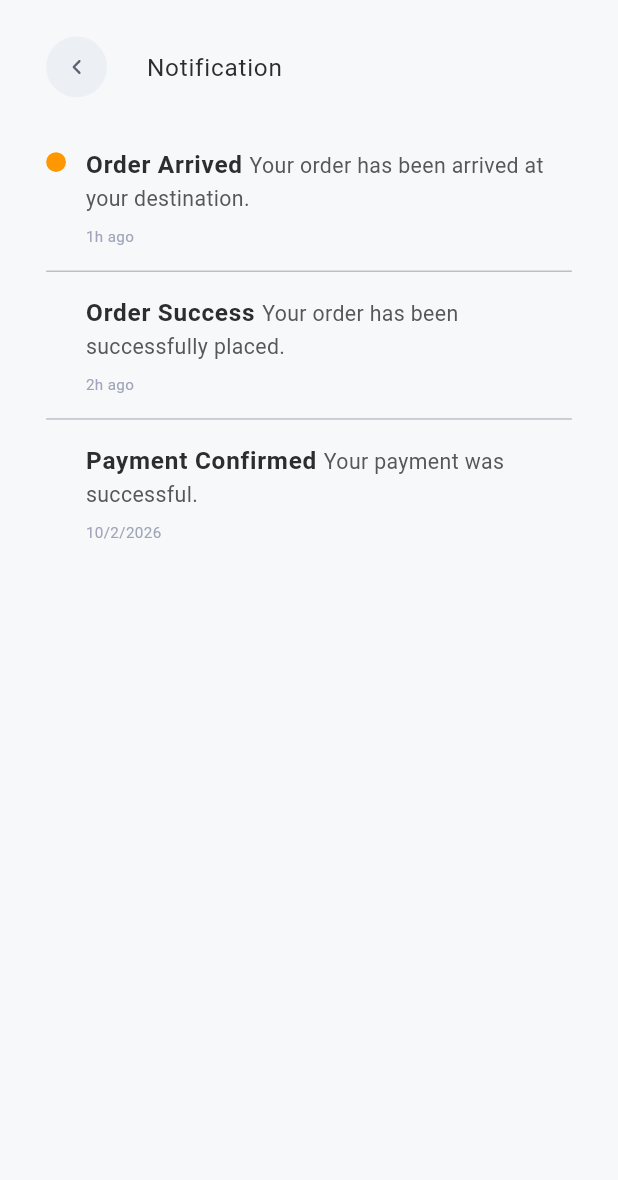
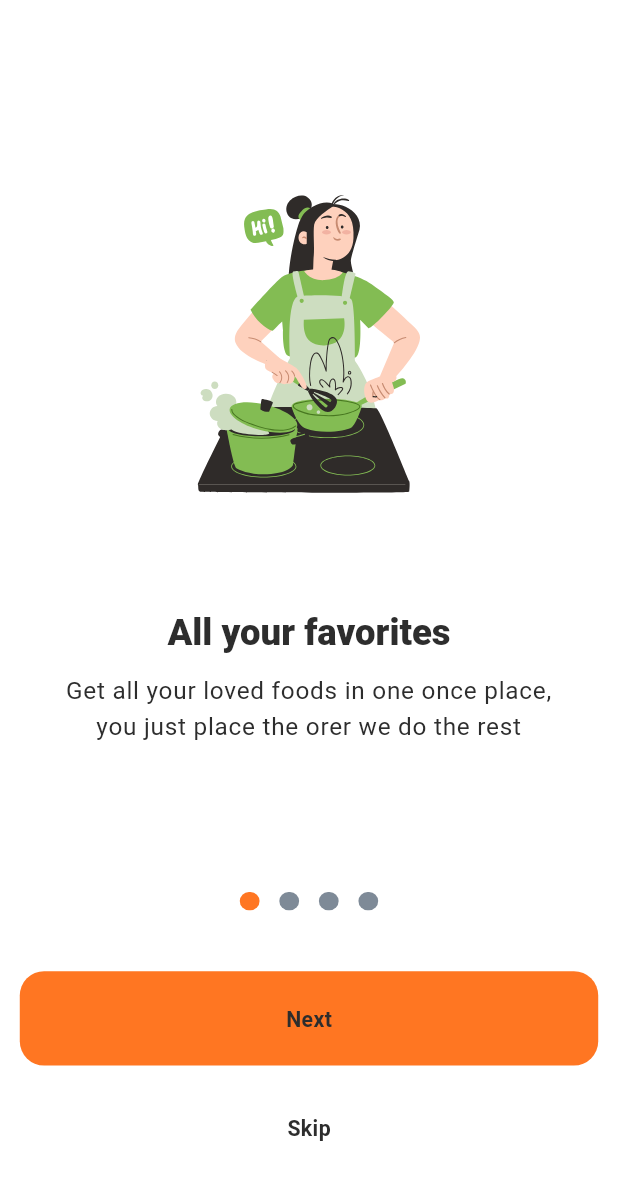
Before and after one commit to Bahnooos/delivery-app, a Flutter app: the screen it shows after launch, on a phone screen of 412 x 824 dp. Shown: the top 1180 px of the screen. Run offline on Flutter 3.47's test engine with Material 3 defaults, Android fonts, the light colour scheme and no system bars; drawn by our look-alikes of smooth_page_indicator; our stand-ins replace dio, flutter_bloc, flutter_screenutil, flutter_svg, get_it, pinput and 2 more; generated files the repository leaves out were written again; Roboto replaces fonts that are missing (Poppins).

Commit message:
feat: Implement initial onboarding flow, establish app routing, and define core UI components and colors.

```diff
--- a/lib/core/routing/app_router.dart
+++ b/lib/core/routing/app_router.dart
@@ -1,5 +1,6 @@
 import 'package:delivery_app/features/auth/ui/login_screen.dart';
 import 'package:delivery_app/features/notification/ui/notification_screen.dart';
+import 'package:delivery_app/features/onbording/ui/onbording_screen.dart';
 import 'package:flutter/material.dart';
 
 import '../../features/auth/ui/forget_password_screen.dart';
@@ -26,6 +27,8 @@ class AppRouter {
         return MaterialPageRoute(builder: (_) => const ForgetPasswordScreen());
       case Routes.notificationScreen:
         return MaterialPageRoute(builder: (_) => const NotificationScreen());
+      case Routes.onbordingScreen:
+        return MaterialPageRoute(builder: (_) => const OnbordingScreen());
 
       default:
         return MaterialPageRoute(
--- a/lib/core/routing/routes.dart
+++ b/lib/core/routing/routes.dart
@@ -5,4 +5,5 @@ class Routes {
   static const String forgetPasswordScreen = '/forgetPasswordScreen';
   static const String notificationScreen = '/notificationScreen';
   static const String homeScreen = '/homeScreen';
+  static const String onbordingScreen = '/onbordingScreen';
 }
--- a/lib/core/theme/app_color.dart
+++ b/lib/core/theme/app_color.dart
@@ -9,7 +9,7 @@ class AppColors {
   static const Color primaryLight = Color(0xFFFFD27C);
 
   /// Backgrounds
-  static const Color scaffold = Color(0xFFF7F8F9);
+  static const Color scaffold = Colors.white;
   static const Color surface = Color(0xFFFFFFFF);
   static const Color card = Color(0xFFF6F6F6);
   static const Color input = Color(0xFFF0F5FA);
--- a/lib/delivery_app.dart
+++ b/lib/delivery_app.dart
@@ -20,7 +20,7 @@ class DeliveryApp extends StatelessWidget {
           debugShowCheckedModeBanner: false,
           theme: AppTheme.light,
           themeMode: ThemeMode.system,
-          initialRoute: Routes.notificationScreen,
+          initialRoute: Routes.onbordingScreen,
           onGenerateRoute: appRouter.generateRoute,
         );
       },
--- a/lib/features/auth/ui/widgets/custom_elevated_button.dart
+++ b/lib/features/auth/ui/widgets/custom_elevated_button.dart
@@ -1,10 +1,21 @@
+import 'package:delivery_app/core/helpers/extensions.dart';
+import 'package:delivery_app/core/theme/app_color.dart';
+import 'package:delivery_app/core/theme/font_weight_helper.dart';
 import 'package:flutter/material.dart';
 import 'package:flutter_screenutil/flutter_screenutil.dart';
 
 class CustomElevatedButton extends StatelessWidget {
-  const CustomElevatedButton({super.key, this.onPressed, required this.text});
+  const CustomElevatedButton({
+    super.key,
+    this.onPressed,
+    required this.text,
+    this.color,
+    this.isSkipButton,
+  });
   final VoidCallback? onPressed;
   final String text;
+  final Color? color;
+  final bool? isSkipButton;
 
   @override
   Widget build(BuildContext context) {
@@ -12,11 +23,16 @@ class CustomElevatedButton extends StatelessWidget {
       onPressed: onPressed,
       style: ElevatedButton.styleFrom(
         minimumSize: Size(double.infinity, 62.h),
-        shape: RoundedRectangleBorder(
-          borderRadius: BorderRadius.circular(16.r),
+        shape: RoundedRectangleBorder(borderRadius: BorderRadius.circular(16.r)),
+        backgroundColor: color == null ? AppColors.primary : Colors.white,
+      ),
+      child: Text(
+        text,
+        style: context.font14TextSecondaryRegular?.copyWith(
+          fontWeight: FontWeightHelper.bold,
+          color: isSkipButton == null ? AppColors.textDark : Colors.white,
         ),
       ),
-      child: Text(text),
     );
   }
 }
--- a/lib/features/onbording/data/models/onbording_page_model.dart
+++ b/lib/features/onbording/data/models/onbording_page_model.dart
@@ -0,0 +1,17 @@
+import 'package:delivery_app/core/theme/app_images.dart';
+
+class OnbordingPageModel {
+  final String? image;
+  final String? title;
+
+  final String description;
+
+ const OnbordingPageModel({required this.image, required this.description, this.title});
+}
+
+List<OnbordingPageModel> onbordingPages = [
+  OnbordingPageModel(image: AppImages.onbording_1,title: 'All your favorites', description: 'Get all your loved foods in one once place,\nyou just place the orer we do the rest'),
+  OnbordingPageModel(image: AppImages.onbording_2, title: 'All your favorites', description: 'Get all your loved foods in one once place,\nyou just place the orer we do the rest'),
+  OnbordingPageModel(image: AppImages.onbording_3, title: 'Order from choosen chef', description: 'Get all your loved foods in one once place,\nyou just place the orer we do the rest'),
+  OnbordingPageModel(image: AppImages.onbording_4, title: 'Free delivery offers', description: 'Get all your loved foods in one once place,\nyou just place the orer we do the rest'),
+];
--- a/lib/features/onbording/ui/onbording_screen.dart
+++ b/lib/features/onbording/ui/onbording_screen.dart
@@ -1,5 +1,11 @@
-
+import 'package:delivery_app/core/helpers/extensions.dart';
+import 'package:delivery_app/core/routing/routes.dart';
+import 'package:delivery_app/features/auth/ui/widgets/custom_elevated_button.dart';
+import 'package:delivery_app/features/onbording/data/models/onbording_page_model.dart';
+import 'package:delivery_app/features/onbording/ui/widgets/onbording_item.dart';
+import 'package:delivery_app/features/onbording/ui/widgets/smooth_page_indicators.dart';
 import 'package:flutter/material.dart';
+import 'package:flutter_screenutil/flutter_screenutil.dart';
 
 class OnbordingScreen extends StatefulWidget {
   const OnbordingScreen({super.key});
@@ -9,8 +15,53 @@ class OnbordingScreen extends StatefulWidget {
 }
 
 class _OnbordingScreenState extends State<OnbordingScreen> {
+  late PageController pageController;
+  @override
+  void initState() {
+    pageController = PageController();
+    super.initState();
+  }
+
   @override
   Widget build(BuildContext context) {
-    return const Placeholder();
+    return Scaffold(
+      body: SafeArea(
+        child: Padding(
+          padding: EdgeInsets.only(left: 12.w, right: 12.w, bottom: 40.h),
+          child: Column(
+            children: [
+              80.verticalSpace,
+              Expanded(
+                child: PageView.builder(
+                  controller: pageController,
+                  itemCount: onbordingPages.length,
+                  scrollDirection: Axis.horizontal,
+                  itemBuilder: (context, index) =>
+                      OnbordingItem(onbordingPageModel: onbordingPages[index]),
+                ),
+              ),
+              20.verticalSpace,
+              SmoothPageIndicators(pageController: pageController),
+              40.verticalSpace,
+              CustomElevatedButton(
+                text: 'Next',
+                onPressed: () => pageController.page == onbordingPages.length - 1
+                    ? context.pushNamed(Routes.loginScreen)
+                    : pageController.nextPage(
+                        duration: const Duration(milliseconds: 300),
+                        curve: Curves.bounceInOut,
+                      ),
+              ),
+              10.verticalSpace,
+              CustomElevatedButton(
+                text: 'Skip',
+                color: Colors.white,
+                onPressed: () => context.pushNamed(Routes.loginScreen),
+              ),
+            ],
+          ),
+        ),
+      ),
+    );
   }
 }
--- /dev/null
+++ b/lib/features/onbording/ui/widgets/onbording_item.dart
@@ -0,0 +1,37 @@
+import 'package:delivery_app/core/helpers/extensions.dart';
+import 'package:delivery_app/core/theme/app_color.dart';
+import 'package:delivery_app/core/theme/font_weight_helper.dart';
+import 'package:delivery_app/features/onbording/data/models/onbording_page_model.dart';
+import 'package:flutter/material.dart';
+import 'package:flutter_screenutil/flutter_screenutil.dart';
+import 'package:flutter_svg/flutter_svg.dart';
+
+class OnbordingItem extends StatelessWidget {
+  const OnbordingItem({super.key, required this.onbordingPageModel});
+  final OnbordingPageModel onbordingPageModel;
+
+  @override
+  Widget build(BuildContext context) {
+    return Column(
+      children: [
+        SvgPicture.asset(onbordingPageModel.image ?? '', height: 292.h, width: 240.w),
+        30.verticalSpace,
+        Text(
+          onbordingPageModel.title ?? '',
+          style: context.font22TextPrimarySemiBold?.copyWith(
+            fontSize: 24.sp,
+            fontWeight: FontWeightHelper.extraBold,
+            color: AppColors.textDark,
+          ),
+          textAlign: TextAlign.center,
+        ),
+        12.verticalSpace,
+        Text(
+          onbordingPageModel.description,
+          style: context.font16TextDarkRegular,
+          textAlign: TextAlign.center,
+        ),
+      ],
+    );
+  }
+}
--- /dev/null
+++ b/lib/features/onbording/ui/widgets/smooth_page_indicators.dart
@@ -0,0 +1,34 @@
+import 'package:delivery_app/core/theme/app_color.dart';
+import 'package:delivery_app/features/onbording/data/models/onbording_page_model.dart';
+import 'package:flutter/material.dart';
+import 'package:flutter_screenutil/flutter_screenutil.dart';
+import 'package:smooth_page_indicator/smooth_page_indicator.dart';
+
+class SmoothPageIndicators extends StatelessWidget {
+  const SmoothPageIndicators({super.key, required this.pageController});
+  final PageController pageController;
+
+  @override
+  Widget build(BuildContext context) {
+    return SmoothPageIndicator(
+      controller: pageController,
+      count: onbordingPages.length,
+      axisDirection: Axis.horizontal,
+      effect: SlideEffect(
+        spacing: 12.w,
+        radius: 12.r,
+        dotWidth: 12.w,
+        dotHeight: 12.h,
+        paintStyle: PaintingStyle.fill,
+        dotColor: AppColors.gray,
+        activeDotColor: AppColors.primary,
+      ),
+
+      onDotClicked: (index) => pageController.animateToPage(
+        index,
+        duration: const Duration(milliseconds: 300),
+        curve: Curves.easeOutCubic,
+      ),
+    );
+  }
+}
--- a/pubspec.yaml
+++ b/pubspec.yaml
@@ -45,6 +45,7 @@ dependencies:
   retrofit: ^4.9.2
   retrofit_generator: ^10.2.1
   shared_preferences: ^2.5.4
+  smooth_page_indicator: ^2.0.1
 
 dev_dependencies:
   build_runner: ^2.10.5
```
Also changed, not shown: pubspec.lock.
